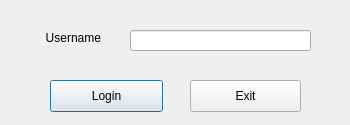
First picture: the form in client-server-app/messenger/ui/client/templates/autorizeDialog.ui, repository ezhk/python-learning, before the edit.
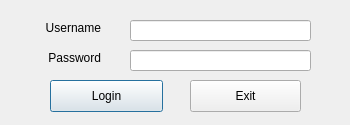
Second picture: the form after the edit.

Commit message: Client-server-app, lesson 6: add password auth

Patch:
```diff
--- a/client-server-app/messenger/ui/client/templates/autorizeDialog.ui
+++ b/client-server-app/messenger/ui/client/templates/autorizeDialog.ui
@@ -17,7 +17,7 @@
    <property name="geometry">
     <rect>
      <x>40</x>
-     <y>30</y>
+     <y>20</y>
      <width>61</width>
      <height>16</height>
     </rect>
@@ -33,7 +33,7 @@
    <property name="geometry">
     <rect>
      <x>130</x>
-     <y>30</y>
+     <y>20</y>
      <width>181</width>
      <height>21</height>
     </rect>
@@ -65,6 +65,35 @@
     <string>Exit</string>
    </property>
   </widget>
+  <widget class="QLineEdit" name="lineEdit_2">
+   <property name="geometry">
+    <rect>
+     <x>130</x>
+     <y>50</y>
+     <width>181</width>
+     <height>21</height>
+    </rect>
+   </property>
+   <property name="echoMode">
+    <enum>QLineEdit::Password</enum>
+   </property>
+  </widget>
+  <widget class="QLabel" name="label_2">
+   <property name="geometry">
+    <rect>
+     <x>40</x>
+     <y>50</y>
+     <width>61</width>
+     <height>16</height>
+    </rect>
+   </property>
+   <property name="text">
+    <string>Password</string>
+   </property>
+   <property name="alignment">
+    <set>Qt::AlignRight|Qt::AlignTrailing|Qt::AlignVCenter</set>
+   </property>
+  </widget>
  </widget>
  <resources/>
  <connections/>
```
The commit also changes 17 other files.
